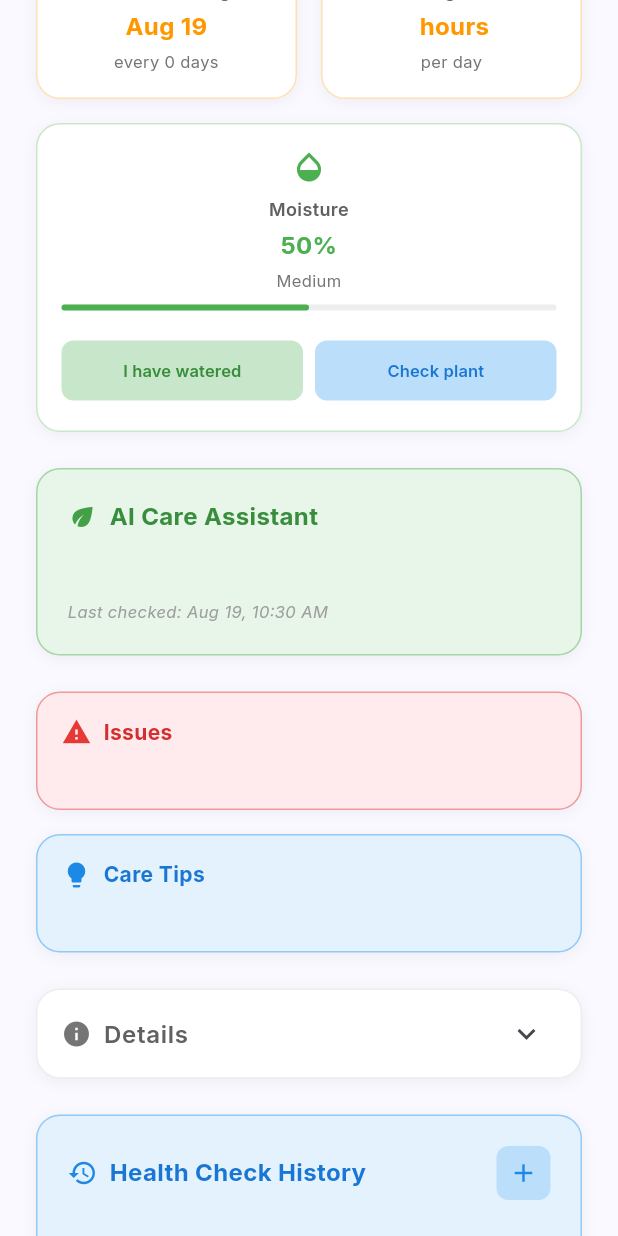
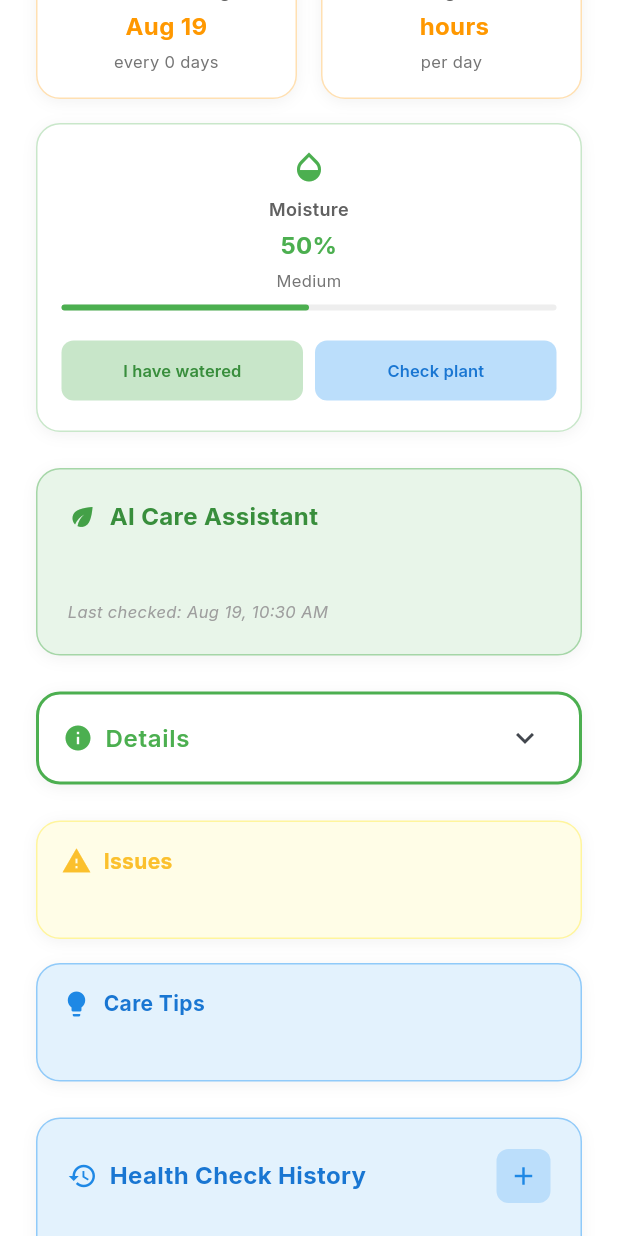
Before and after one commit to kirieievv/plantcare, a Flutter app: the PlantDetailsScreen screen opened directly with empty values, scrolled down 576 dp, on a phone screen of 412 x 824 dp. Run offline on Flutter 3.47's test engine with Material 3 defaults, Android fonts, the phone set to English and light mode, and no system bars; our stand-ins replace animated_text_kit, cloud_firestore, firebase_auth, firebase_core, firebase_storage, fl_chart and 8 more; accounts and stored records are empty.

Commit message:
Health Upgrade 3.3

```diff
--- a/plant_care/lib/screens/plant_details_screen.dart
+++ b/plant_care/lib/screens/plant_details_screen.dart
@@ -764,9 +764,9 @@ class _PlantDetailsScreenState extends State<PlantDetailsScreen> {
       width: double.infinity,
       padding: const EdgeInsets.all(16),
       decoration: BoxDecoration(
-                        color: Colors.red.shade50,
+        color: Colors.yellow.shade50,
         borderRadius: BorderRadius.circular(16),
-        border: Border.all(color: Colors.red.shade200),
+        border: Border.all(color: Colors.yellow.shade200),
         boxShadow: [
           BoxShadow(
             color: Colors.black.withOpacity(0.05),
@@ -782,7 +782,7 @@ class _PlantDetailsScreenState extends State<PlantDetailsScreen> {
             children: [
               Icon(
                 Icons.warning,
-                color: Colors.red.shade600,
+                color: Colors.yellow.shade700,
                 size: 20,
               ),
               const SizedBox(width: 8),
@@ -791,7 +791,7 @@ class _PlantDetailsScreenState extends State<PlantDetailsScreen> {
                 style: TextStyle(
                   fontSize: 14,
                   fontWeight: FontWeight.bold,
-                  color: Colors.red.shade700,
+                  color: Colors.yellow.shade700,
                 ),
               ),
             ],
@@ -801,7 +801,7 @@ class _PlantDetailsScreenState extends State<PlantDetailsScreen> {
             issues,
             style: TextStyle(
               fontSize: 13,
-              color: Colors.red.shade800,
+              color: Colors.yellow.shade800,
               height: 1.3,
             ),
             maxLines: 3,
@@ -881,7 +881,7 @@ class _PlantDetailsScreenState extends State<PlantDetailsScreen> {
       decoration: BoxDecoration(
         color: Colors.white,
         borderRadius: BorderRadius.circular(16),
-        border: Border.all(color: Colors.grey.shade200),
+        border: Border.all(color: AppTheme.accentGreen, width: 2),
         boxShadow: [
           BoxShadow(
             color: Colors.black.withOpacity(0.05),
@@ -895,7 +895,7 @@ class _PlantDetailsScreenState extends State<PlantDetailsScreen> {
           children: [
             Icon(
               Icons.info,
-              color: Colors.grey.shade600,
+              color: AppTheme.accentGreen,
               size: 20,
             ),
             const SizedBox(width: 8),
@@ -904,7 +904,7 @@ class _PlantDetailsScreenState extends State<PlantDetailsScreen> {
               style: TextStyle(
                 fontSize: 16,
                 fontWeight: FontWeight.w600,
-                color: Colors.grey.shade700,
+                color: AppTheme.accentGreen,
               ),
             ),
           ],
@@ -921,12 +921,82 @@ class _PlantDetailsScreenState extends State<PlantDetailsScreen> {
                 ],
                 if (_plant.aiGeneralDescription != null) ...[
                   _buildDetailRow('Description', _plant.aiGeneralDescription!),
-                ],
-              ],
-            ),
-          ),
-        ],
-      ),
+                  const SizedBox(height: 12),
+                ],
+                // Add interesting facts based on plant type
+                _buildInterestingFacts(),
+              ],
+            ),
+          ),
+        ],
+      ),
+    );
+  }
+
+  Widget _buildInterestingFacts() {
+    final plantName = _plant.aiName?.toLowerCase() ?? '';
+
+    String facts = '';
+
+    if (plantName.contains('calathea')) {
+      facts = '🌿 **Prayer Plant**: Calatheas are called "prayer plants" because their leaves move up at night and down during the day, following the sun\'s movement.\n\n'
+          '💧 **Humidity Lover**: Native to tropical rainforests, they thrive in high humidity (60-80%) and prefer distilled or filtered water.\n\n'
+          '🌱 **Slow Grower**: These plants grow slowly but can live for many years with proper care.\n\n'
+          '🎨 **Unique Patterns**: Each leaf has unique, intricate patterns that make them highly prized as decorative plants.';
+    } else if (plantName.contains('monstera')) {
+      facts = '🕳️ **Swiss Cheese Plant**: The holes in Monstera leaves are called "fenestrations" and develop as the plant matures.\n\n'
+          '🌿 **Climbing Nature**: In the wild, Monsteras climb trees using aerial roots and can grow up to 70 feet tall.\n\n'
+          '🌱 **Fast Grower**: One of the fastest-growing houseplants, they can grow several feet per year.\n\n'
+          '🌿 **Split Leaves**: Young leaves start solid, then develop splits and holes as they mature.';
+    } else if (plantName.contains('ficus') || plantName.contains('fig')) {
+      facts = '🌳 **Ficus Family**: Part of the fig family, these plants can grow into large trees in their native habitats.\n\n'
+          '🌿 **Air Purifying**: Excellent at removing indoor air pollutants like formaldehyde and benzene.\n\n'
+          '🌱 **Adaptable**: Can tolerate various light conditions, from bright indirect to low light.\n\n'
+          '🌿 **Pruning Friendly**: Responds well to pruning and can be shaped into various forms.';
+    } else if (plantName.contains('philodendron')) {
+      facts = '🌿 **Tree Lover**: The name "Philodendron" means "tree lover" in Greek, as they naturally climb trees.\n\n'
+          '🌱 **Easy Care**: One of the most forgiving houseplants, perfect for beginners.\n\n'
+          '🌿 **Fast Growing**: Can grow several feet per year with proper care and conditions.\n\n'
+          '🌱 **Propagation**: Easy to propagate from stem cuttings in water or soil.';
+    } else if (plantName.contains('pothos') || plantName.contains('epipremnum')) {
+      facts = '🌿 **Devil\'s Ivy**: Called "Devil\'s Ivy" because it\'s nearly impossible to kill, even in low light.\n\n'
+          '🌱 **Air Purifying**: NASA study found it\'s excellent at removing indoor air pollutants.\n\n'
+          '🌿 **Trailing Beauty**: Can grow vines up to 10 feet long, perfect for hanging baskets.\n\n'
+          '🌱 **Low Maintenance**: Thrives on neglect and can survive with minimal watering.';
+    } else if (plantName.contains('succulent') || plantName.contains('cactus')) {
+      facts = '🌵 **Water Storage**: Succulents store water in their thick leaves, stems, or roots.\n\n'
+          '🌱 **Drought Tolerant**: Can survive weeks or months without water.\n\n'
+          '🌿 **Sun Lovers**: Most need bright, direct sunlight to maintain their compact shape.\n\n'
+          '🌱 **Easy Propagation**: Many can be grown from single leaves or stem cuttings.';
+    } else {
+      // Generic interesting facts for any plant
+      facts = '🌿 **Plant Intelligence**: Plants can communicate with each other through underground fungal networks.\n\n'
+          '🌱 **Oxygen Producers**: Plants produce oxygen during the day through photosynthesis.\n\n'
+          '🌿 **Stress Response**: Plants can sense and respond to environmental changes and stress.\n\n'
+          '🌱 **Growth Patterns**: Most plants follow circadian rhythms, growing more at certain times of day.';
+    }
+
+    return Column(
+      crossAxisAlignment: CrossAxisAlignment.start,
+      children: [
+        Text(
+          'Interesting Facts',
+          style: TextStyle(
+            fontSize: 14,
+            fontWeight: FontWeight.bold,
+            color: AppTheme.accentGreen,
+          ),
+        ),
+        const SizedBox(height: 8),
+        Text(
+          facts,
+          style: TextStyle(
+            fontSize: 13,
+            color: Colors.grey.shade700,
+            height: 1.5,
+          ),
+        ),
+      ],
     );
   }
 
@@ -1412,6 +1482,7 @@ class _PlantDetailsScreenState extends State<PlantDetailsScreen> {
   @override
   Widget build(BuildContext context) {
     return Scaffold(
+      backgroundColor: Colors.white,
       body: CustomScrollView(
         slivers: [
           // Header with back button and plant name
@@ -1565,7 +1636,14 @@ class _PlantDetailsScreenState extends State<PlantDetailsScreen> {
             ),
           ),
 
-          // Care Section - two cards side-by-side
+          // Care Section (Issues and Tips)
+          SliverToBoxAdapter(
+            child: Padding(
+              padding: const EdgeInsets.fromLTRB(24, 0, 24, 24),
+              child: _buildDetailsAccordion(),
+            ),
+          ),
+
           SliverToBoxAdapter(
             child: Padding(
               padding: const EdgeInsets.fromLTRB(24, 0, 24, 24),
@@ -1592,14 +1670,6 @@ class _PlantDetailsScreenState extends State<PlantDetailsScreen> {
                   }
                 },
               ),
-            ),
-          ),
-
-          // Details (collapsible/accordion)
-          SliverToBoxAdapter(
-            child: Padding(
-              padding: const EdgeInsets.fromLTRB(24, 0, 24, 24),
-              child: _buildDetailsAccordion(),
             ),
           ),
 
```
Lines whose indentation alone changed are shown as unchanged.
